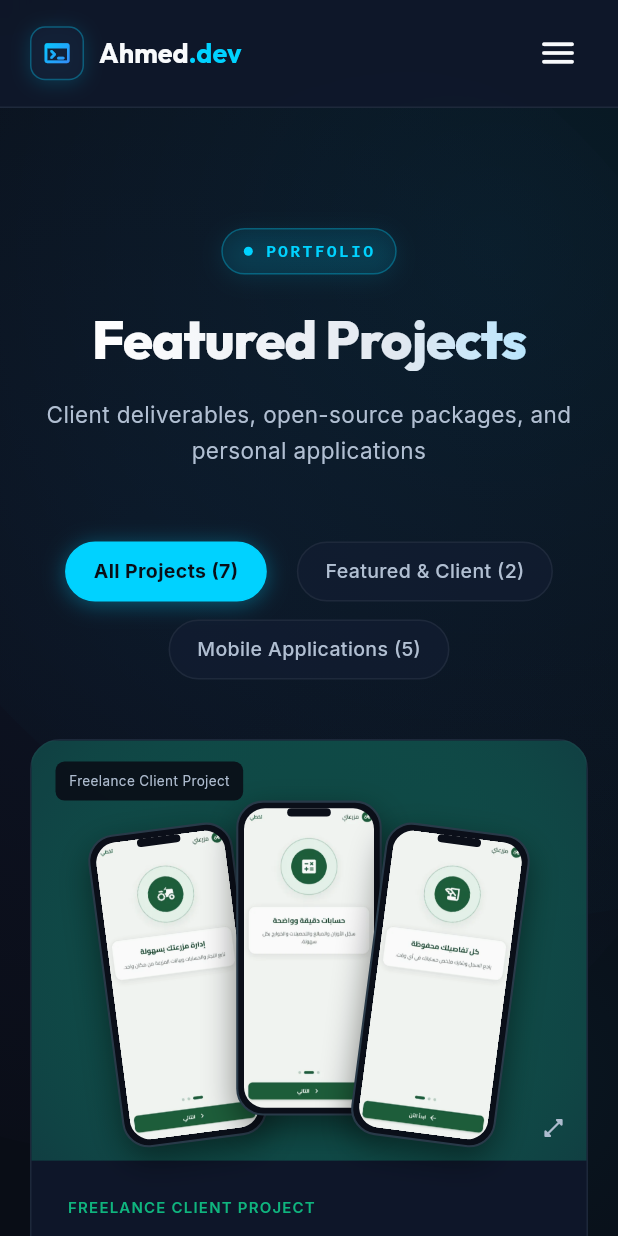
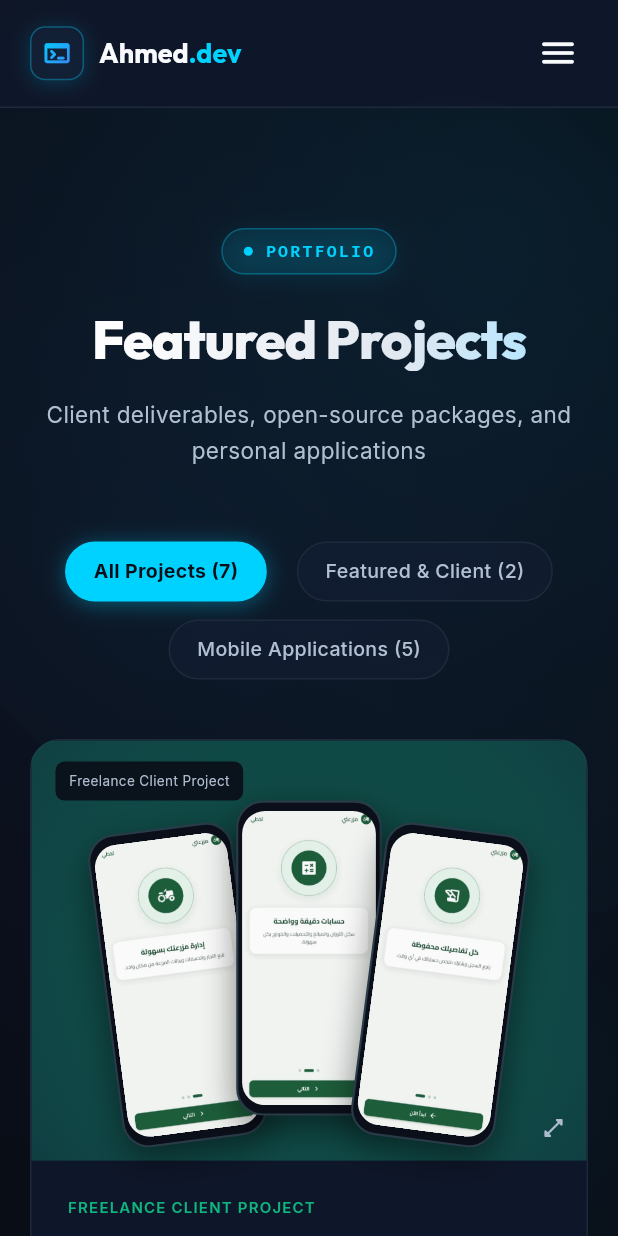
Before and after one commit to AhmedWalied26/My_Portfolio, a Flutter app: the screen it shows after launch, after a tap on "View Projects", on a phone screen of 412 x 824 dp. Run offline on Flutter 3.47's test engine with Material 3 defaults, Android fonts, the phone set to English and light mode, and no system bars; our stand-ins replace google_fonts; missing offline and left inert: dart:html.

Commit message:
Fix phone mockup aspect so screenshots fit without cropping; notch inside bezel
Refactor PhoneMockup widget to improve layout and notch positioning.

```diff
--- a/lib/presentation/widgets/phone_mockup.dart
+++ b/lib/presentation/widgets/phone_mockup.dart
@@ -2,6 +2,11 @@ import 'package:flutter/material.dart';
 
 /// Draws an app screenshot inside a stylized phone frame
 /// (dark bezel, rounded corners, notch).
+///
+/// The inner screen area is sized to the exact aspect ratio of the
+/// source captures ([_aspect]), so `BoxFit.cover` renders every
+/// screenshot pixel-perfect with no cropping of edge content, and the
+/// notch sits inside the top bezel instead of covering screen content.
 class PhoneMockup extends StatelessWidget {
   final String assetPath;
   final double height;
@@ -20,6 +25,18 @@ class PhoneMockup extends StatelessWidget {
   Widget build(BuildContext context) {
     final width = height * _aspect;
     final outerRadius = height * 0.085;
+
+    // Thin side bezels and a slightly thicker top/bottom bezel chosen so
+    // the remaining screen area matches the screenshot aspect exactly.
+    final sidePad = height * 0.012;
+    final screenWidth = width - 2 * sidePad;
+    final screenHeight = screenWidth / _aspect;
+    final verticalPad = (height - screenHeight) / 2;
+    final screenRadius = outerRadius - sidePad;
+
+    final notchHeight = verticalPad * 0.72;
+    final notchWidth = width * 0.30;
+
     return Container(
       width: width,
       height: height,
@@ -37,30 +54,31 @@ class PhoneMockup extends StatelessWidget {
       ),
       child: Stack(
         children: [
-          Positioned.fill(
-            child: Padding(
-              padding: EdgeInsets.all(height * 0.018),
-              child: ClipRRect(
-                borderRadius: BorderRadius.circular(outerRadius * 0.78),
-                child: Image.asset(
-                  assetPath,
-                  fit: BoxFit.cover,
-                  semanticLabel: semanticLabel,
-                ),
+          Positioned(
+            top: verticalPad,
+            bottom: verticalPad,
+            left: sidePad,
+            right: sidePad,
+            child: ClipRRect(
+              borderRadius: BorderRadius.circular(screenRadius),
+              child: Image.asset(
+                assetPath,
+                fit: BoxFit.cover,
+                semanticLabel: semanticLabel,
               ),
             ),
           ),
           Positioned(
-            top: height * 0.018,
+            top: (verticalPad - notchHeight) / 2,
             left: 0,
             right: 0,
             child: Center(
               child: Container(
-                width: width * 0.30,
-                height: height * 0.026,
+                width: notchWidth,
+                height: notchHeight,
                 decoration: BoxDecoration(
                   color: const Color(0xFF0B0F19),
-                  borderRadius: BorderRadius.circular(height * 0.013),
+                  borderRadius: BorderRadius.circular(notchHeight / 2),
                 ),
               ),
             ),
```
